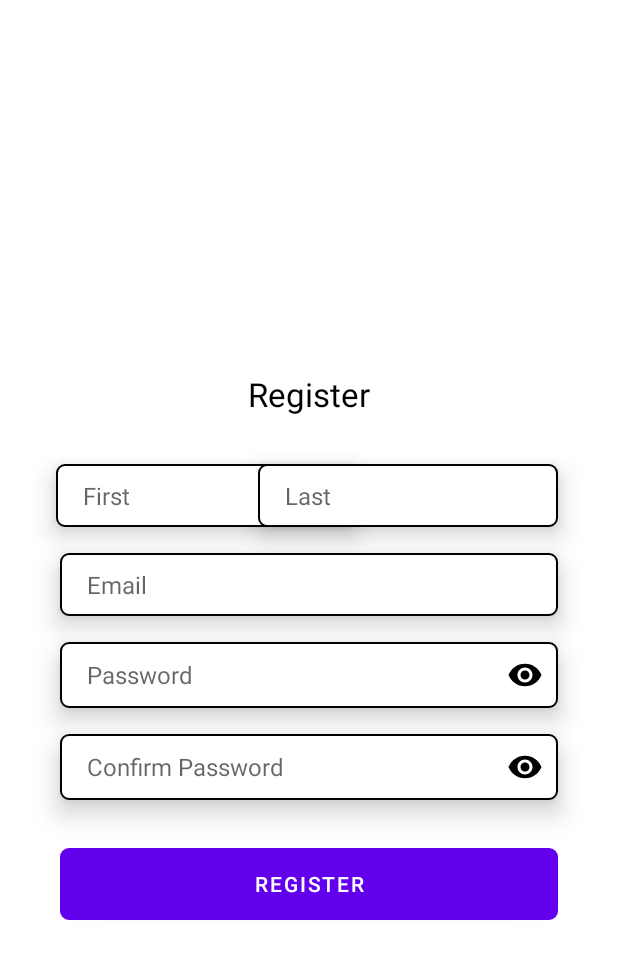
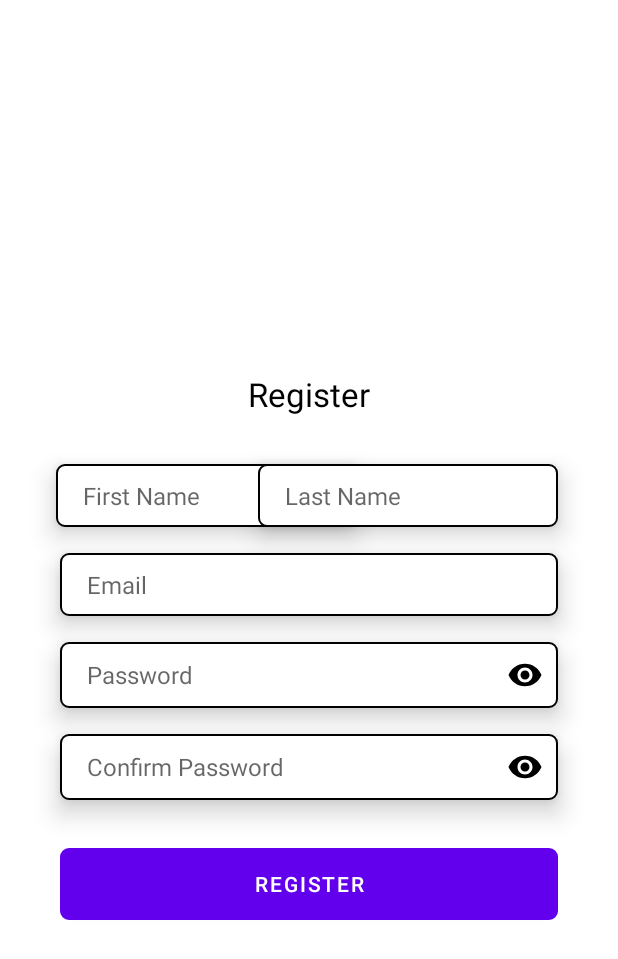
Before and after one commit to affanzanuar/MovieApp, an Android app: the fragment RegisterFragment shown on its own in the app's theme, on a phone screen of 412 x 824 dp. Shown: the top 959 px of the screen. Run offline under Robolectric (Android 15) with nearby library versions, the phone set to English and light mode, and no system bars.

Commit message:
changes hint for first name and last name

```diff
--- a/app/src/main/res/layout/fragment_register.xml
+++ b/app/src/main/res/layout/fragment_register.xml
@@ -30,7 +30,7 @@
         android:background="@drawable/bg_email_password"
         android:elegantTextHeight="true"
         android:elevation="10dp"
-        android:hint="  First"
+        android:hint="  First Name"
         android:padding="10dp"
         android:textSize="16sp"
         app:layout_constraintEnd_toStartOf="@id/etLastName"
@@ -47,7 +47,7 @@
         android:background="@drawable/bg_email_password"
         android:elegantTextHeight="true"
         android:elevation="10dp"
-        android:hint="  Last"
+        android:hint="  Last Name"
         android:padding="10dp"
         android:textSize="16sp"
         app:layout_constraintEnd_toEndOf="parent"
```
